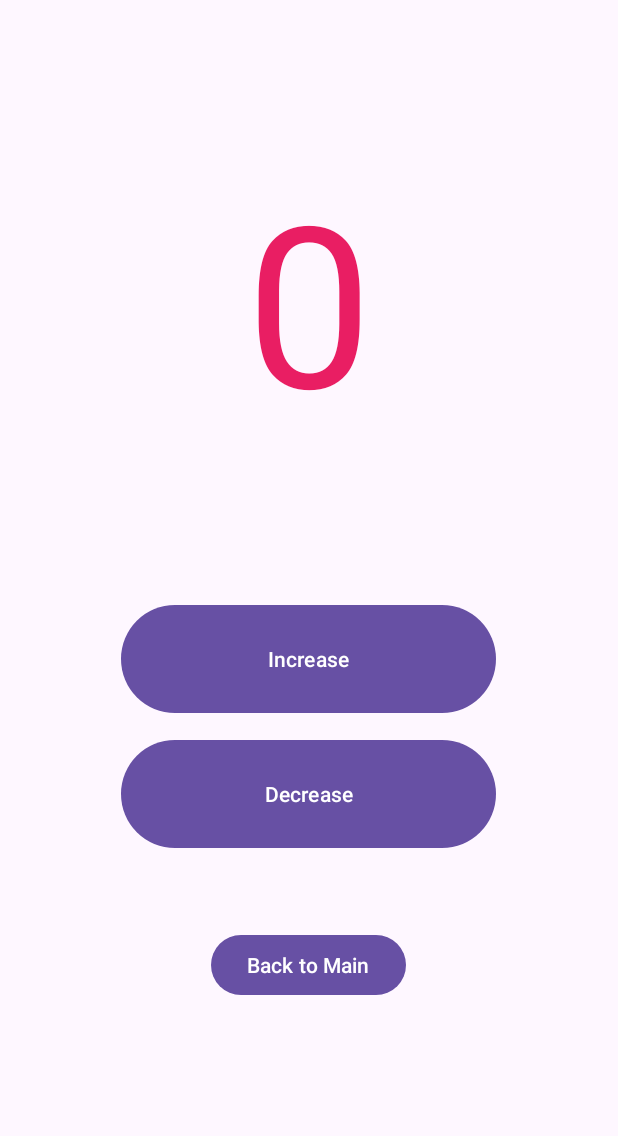
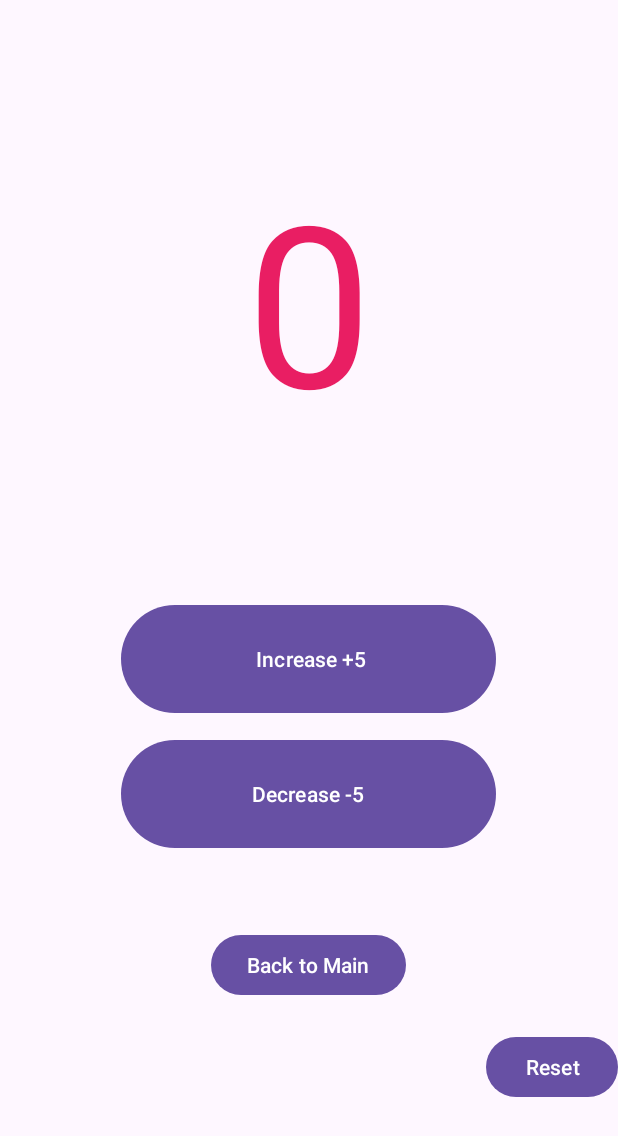
Before and after one commit to bigboimo/CyFinance, an Android app: the screen it shows after launch (CounterActivity), after a tap on "To the Counter Activity", on a phone screen of 412 x 824 dp. Shown: the top 1136 px of the screen. Run offline under Robolectric (Android 15) with nearby library versions, the phone set to English and light mode, and no system bars.

Commit message:
Added a reset button to the counter tutorial on the counter page, and made the buttons increase by 5

```diff
--- a/Experiment/Casper/Intent/AndroidExample/app/src/main/java/com/example/androidexample/CounterActivity.java
+++ b/Experiment/Casper/Intent/AndroidExample/app/src/main/java/com/example/androidexample/CounterActivity.java
@@ -14,7 +14,7 @@ public class CounterActivity extends AppCompatActivity {
     private Button increaseBtn; // define increase button variable
     private Button decreaseBtn; // define decrease button variable
     private Button backBtn;     // define back button variable
-
+    private Button resetBtn;
 
 
     private int counter = 0;    // counter variable
@@ -29,12 +29,13 @@ public class CounterActivity extends AppCompatActivity {
         increaseBtn = findViewById(R.id.counter_increase_btn);
         decreaseBtn = findViewById(R.id.counter_decrease_btn);
         backBtn = findViewById(R.id.counter_back_btn);
+        resetBtn = findViewById(R.id.reset_btn_counter);
 
         /* when increase btn is pressed, counter++, reset number textview */
         increaseBtn.setOnClickListener(new View.OnClickListener() {
             @Override
             public void onClick(View v) {
-                numberTxt.setText(String.valueOf(++counter));
+                numberTxt.setText(String.valueOf(counter+=5));
             }
         });
 
@@ -42,7 +43,7 @@ public class CounterActivity extends AppCompatActivity {
         decreaseBtn.setOnClickListener(new View.OnClickListener() {
             @Override
             public void onClick(View v) {
-                numberTxt.setText(String.valueOf(--counter));
+                numberTxt.setText(String.valueOf(counter-=5));
             }
         });
 
@@ -56,5 +57,12 @@ public class CounterActivity extends AppCompatActivity {
             }
         });
 
+        resetBtn.setOnClickListener(new View.OnClickListener() {
+            @Override
+            public void onClick(View v) {
+                numberTxt.setText(String.valueOf(counter=0));
+            }
+        });
+
     }
 }
--- a/Experiment/Casper/Intent/AndroidExample/app/src/main/java/com/example/androidexample/MainActivity.java
+++ b/Experiment/Casper/Intent/AndroidExample/app/src/main/java/com/example/androidexample/MainActivity.java
@@ -12,8 +12,7 @@ public class MainActivity extends AppCompatActivity {
 
     private TextView messageText;     // define message textview variable
     private Button counterButton;     // define counter button variable
-
-    private Button nextBtn;
+    private Button resetBtn;
     @Override
     protected void onCreate(Bundle savedInstanceState) {
         super.onCreate(savedInstanceState);
@@ -22,7 +21,7 @@ public class MainActivity extends AppCompatActivity {
         /* initialize UI elements */
         messageText = findViewById(R.id.main_msg_txt);      // link to message textview in the Main activity XML
         counterButton = findViewById(R.id.main_btn);
-        nextBtn = findViewById(R.id.next_page_btn); // link to counter button in the Main activity XML
+        resetBtn = findViewById(R.id.next_page_btn); // link to counter button in the Main activity XML
 
         /* extract data passed into this activity from another activity */
         Bundle extras = getIntent().getExtras();
@@ -44,7 +43,7 @@ public class MainActivity extends AppCompatActivity {
             }
         });
 
-        nextBtn.setOnClickListener(new View.OnClickListener() {
+        resetBtn.setOnClickListener(new View.OnClickListener() {
             @Override
             public void onClick(View v) {
 
--- a/Experiment/Casper/Intent/AndroidExample/app/src/main/res/layout/activity_counter.xml
+++ b/Experiment/Casper/Intent/AndroidExample/app/src/main/res/layout/activity_counter.xml
@@ -24,8 +24,7 @@
         android:layout_height="80dp"
         android:layout_gravity="center"
         android:layout_marginTop="100dp"
-        android:text="Increase">
-    </Button>
+        android:text=" Increase +5"></Button>
 
     <Button
         android:id="@+id/counter_decrease_btn"
@@ -33,8 +32,7 @@
         android:layout_height="80dp"
         android:layout_gravity="center"
         android:layout_marginTop="10dp"
-        android:text="Decrease">
-    </Button>
+        android:text="Decrease -5"></Button>
 
     <Button
         android:id="@+id/counter_back_btn"
@@ -46,4 +44,14 @@
 
     </Button>
 
+    <Button
+        android:id="@+id/reset_btn_counter"
+        android:layout_width="wrap_content"
+        android:layout_height="wrap_content"
+        android:layout_gravity="center|right|top"
+        android:layout_marginTop="20dp"
+        android:text="Reset">
+
+    </Button>
+
 </androidx.appcompat.widget.LinearLayoutCompat>
```
